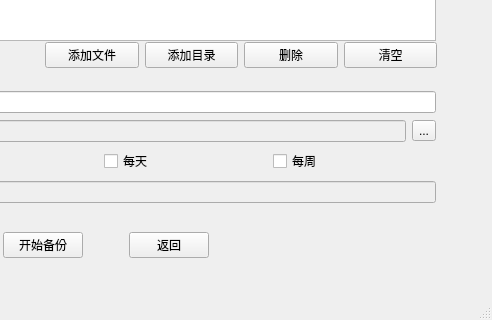
Before: the Qt Designer form mainwindow.ui in yang1556/DataBackup, drawn with Qt 5; both pictures show x 295 to 787 and y 280 to 600 of the 787 by 600 pixel window.
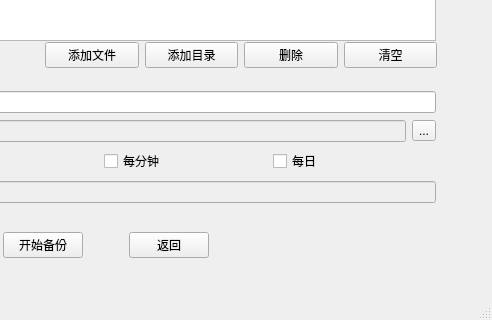
After: the same form once the commit is applied.

What changed in the file:
```diff
--- a/mainwindow.ui
+++ b/mainwindow.ui
@@ -323,16 +323,16 @@
           </widget>
          </item>
          <item>
-          <widget class="QCheckBox" name="DayBox">
+          <widget class="QCheckBox" name="MinBox">
            <property name="text">
-            <string>每天</string>
+            <string>每分钟</string>
            </property>
           </widget>
          </item>
          <item>
-          <widget class="QCheckBox" name="WeekBox">
+          <widget class="QCheckBox" name="DayBox">
            <property name="text">
-            <string>每周</string>
+            <string>每日</string>
            </property>
           </widget>
          </item>
```
